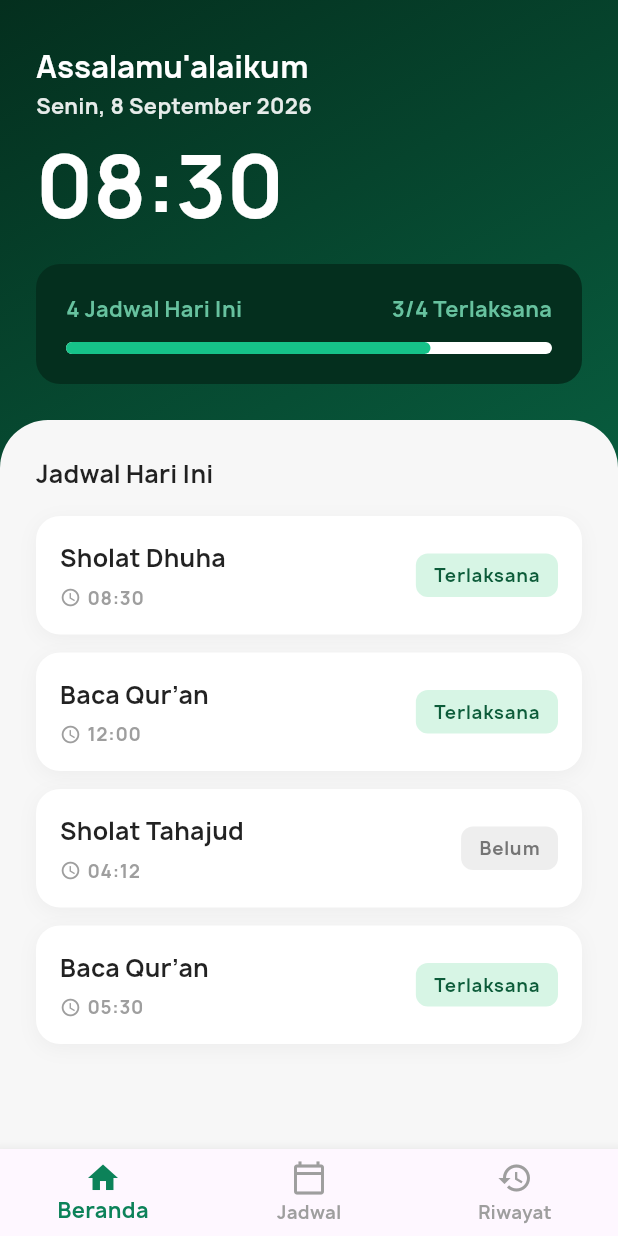
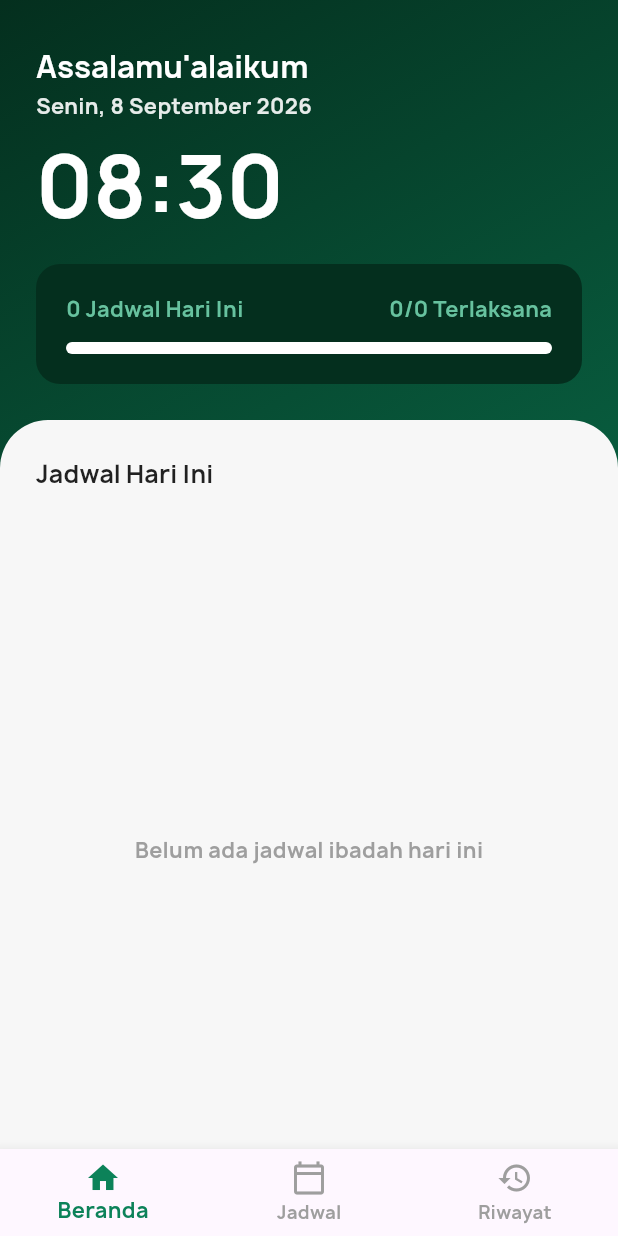
Before and after one commit to Naufalpc11/nawaitu-app, a Flutter app: the screen it shows after launch, on a phone screen of 412 x 824 dp. Run offline on Flutter 3.47's test engine with Material 3 defaults, Android fonts, the phone set to English and light mode, and no system bars; our stand-ins replace sqflite; accounts and stored records are empty.

Commit message:
feat: integrate SQLite database, configure permissions, and remove mock data

```diff
--- /dev/null
+++ b/lib/database/database_tables.dart
@@ -0,0 +1,49 @@
+import 'package:sqflite/sqflite.dart';
+
+/// Definisi skema tabel SQLite Nawaitu sesuai dengan Relational Diagram (ERD).
+class DatabaseTables {
+  // Nama Tabel
+  static const String tableJadwal = 'jadwal_ibadah';
+  static const String tableHari = 'hari_jadwal';
+  static const String tableRiwayat = 'riwayat_pelaksanaan';
+
+  /// Membuat ketiga tabel relasional saat database pertama kali diinisialisasi
+  static Future<void> createTables(Database db) async {
+    // 1. Tabel jadwal_ibadah (Sesuai ERD)
+    await db.execute('''
+      CREATE TABLE $tableJadwal (
+        id INTEGER PRIMARY KEY AUTOINCREMENT,
+        nama_jadwal TEXT NOT NULL,
+        deskripsi TEXT,
+        jam_pengingat TEXT NOT NULL,
+        max_popup INTEGER NOT NULL DEFAULT 5,
+        jeda_delay INTEGER NOT NULL DEFAULT 15,
+        is_active INTEGER NOT NULL DEFAULT 1
+      )
+    ''');
+
+    // 2. Tabel hari_jadwal (Sesuai ERD, relasi 1-ke-N ke jadwal_ibadah)
+    await db.execute('''
+      CREATE TABLE $tableHari (
+        id INTEGER PRIMARY KEY AUTOINCREMENT,
+        jadwal_id INTEGER NOT NULL,
+        nama_hari TEXT NOT NULL,
+        FOREIGN KEY (jadwal_id) REFERENCES $tableJadwal (id) ON DELETE CASCADE
+      )
+    ''');
+
+    // 3. Tabel riwayat_pelaksanaan (Sesuai ERD, relasi 1-ke-N ke jadwal_ibadah)
+    await db.execute('''
+      CREATE TABLE $tableRiwayat (
+        id INTEGER PRIMARY KEY AUTOINCREMENT,
+        jadwal_id INTEGER,
+        title TEXT NOT NULL,
+        tanggal TEXT NOT NULL,
+        jam_terjadwal TEXT NOT NULL,
+        jam_terlaksana TEXT NOT NULL,
+        status TEXT NOT NULL,
+        FOREIGN KEY (jadwal_id) REFERENCES $tableJadwal (id) ON DELETE SET NULL
+      )
+    ''');
+  }
+}
--- a/lib/database/mock_data.dart
+++ /dev/null
@@ -1,84 +0,0 @@
-import '../models/history_model.dart';
-import '../models/schedule_model.dart';
-
-List<ScheduleModel> dummySchedules = [
-  const ScheduleModel(
-    id: 'sch_1',
-    title: 'Sholat Dhuha',
-    time: '08:30',
-    days: ['Ahd', 'Sen', 'Sel', 'Rab', 'Kam', 'Jum', 'Sab'],
-    description:
-        'Mengerjakan sholat sunnah dhuha minimal 2 rakaat untuk kelancaran berkah dan pembuka rezeki di pagi hari.',
-    maxNotification: '5 Kali',
-    snooze: '15 Menit',
-    isActive: true,
-  ),
-  const ScheduleModel(
-    id: 'sch_2',
-    title: 'Sholat Tahajud',
-    time: '04:10',
-    days: ['Ahd', 'Sen', 'Sel', 'Rab', 'Kam', 'Jum', 'Sab'],
-    description:
-        'Sholat sunnah di sepertiga malam terakhir untuk memanjatkan doa, taubat, dan mendekatkan diri kepada Allah SWT.',
-    maxNotification: '5 Kali',
-    snooze: '10 Menit',
-    isActive: true,
-  ),
-  const ScheduleModel(
-    id: 'sch_3',
-    title: "Baca Qur’an",
-    time: '12:00',
-    days: ['Sen', 'Sel', 'Rab', 'Kam', 'Jum'],
-    description:
-        'Membaca Al-Qur\'an minimal 1 maqra\' atau 1 juz setelah sholat Dzuhur sebagai penenang jiwa.',
-    maxNotification: '3 Kali',
-    snooze: '15 Menit',
-    isActive: true,
-  ),
-  const ScheduleModel(
-    id: 'sch_4',
-    title: 'Dzikir Pagi',
-    time: '06:00',
-    days: ['Ahd', 'Sen', 'Sel', 'Rab', 'Kam', 'Jum', 'Sab'],
-    description:
-        'Membaca rangkaian dzikir pagi Al-Ma\'tsurat sebagai benteng perlindungan hari dari godaan dan marabahaya.',
-    maxNotification: '3 Kali',
-    snooze: '5 Menit',
-    isActive: false,
-  ),
-];
-
-List<HistoryModel> dummyHistories = [
-  const HistoryModel(
-    id: 'hist_1',
-    title: 'Sholat Dhuha',
-    date: 'Jumat, 4 September 2026',
-    scheduledTime: '08:30',
-    actualTime: '08:40',
-    isCompleted: true,
-  ),
-  const HistoryModel(
-    id: 'hist_2',
-    title: "Baca Qur’an",
-    date: 'Jumat, 4 September 2026',
-    scheduledTime: '12:00',
-    actualTime: '12:15',
-    isCompleted: true,
-  ),
-  const HistoryModel(
-    id: 'hist_3',
-    title: 'Sholat Tahajud',
-    date: 'Jumat, 5 September 2026',
-    scheduledTime: '04:12',
-    actualTime: '-',
-    isCompleted: false,
-  ),
-  const HistoryModel(
-    id: 'hist_4',
-    title: "Baca Qur’an",
-    date: 'Jumat, 6 September 2026',
-    scheduledTime: '05:30',
-    actualTime: '05:35',
-    isCompleted: true,
-  ),
-];
--- a/lib/screens/dashboard_screen.dart
+++ b/lib/screens/dashboard_screen.dart
@@ -1,18 +1,43 @@
 import 'package:flutter/material.dart';
 
-import '../database/mock_data.dart';
+import '../database/database_helper.dart';
+import '../models/history_model.dart';
 import '../widgets/schedule_card.dart';
 
-class DashboardScreen extends StatelessWidget {
+class DashboardScreen extends StatefulWidget {
   const DashboardScreen({super.key});
+
+  @override
+  State<DashboardScreen> createState() => _DashboardScreenState();
+}
+
+class _DashboardScreenState extends State<DashboardScreen> {
+  List<HistoryModel> _histories = [];
+  bool _isLoading = true;
+
+  @override
+  void initState() {
+    super.initState();
+    _loadHistories();
+  }
+
+  Future<void> _loadHistories() async {
+    final data = await DatabaseHelper.instance.getAllHistories();
+    if (mounted) {
+      setState(() {
+        _histories = data;
+        _isLoading = false;
+      });
+    }
+  }
 
   @override
   Widget build(BuildContext context) {
     final double screenWidth = MediaQuery.of(context).size.width;
-    final histories = dummyHistories;
-    final int total = histories.length;
-    final int completed = histories.where((item) => item.isCompleted).length;
+    final int total = _histories.length;
+    final int completed = _histories.where((item) => item.isCompleted).length;
     final double progress = total > 0 ? (completed / total) : 0.0;
+
     return Scaffold(
       body: Container(
         width: screenWidth,
@@ -86,13 +111,11 @@ class DashboardScreen extends StatelessWidget {
                         mainAxisAlignment: MainAxisAlignment.spaceBetween,
                         children: [
                           Text(
-                            // Ganti "3 Jadwal Hari Ini" menjadi:
                             "$total Jadwal Hari Ini",
                             style: Theme.of(context).textTheme.bodyMedium
                                 ?.copyWith(color: const Color(0xFF67C29F)),
                           ),
                           Text(
-                            // Ganti "2/3 Terlaksana" menjadi:
                             "$completed/$total Terlaksana",
                             style: Theme.of(context).textTheme.bodyMedium
                                 ?.copyWith(color: const Color(0xFF67C29F)),
@@ -112,7 +135,6 @@ class DashboardScreen extends StatelessWidget {
                           ),
                           Container(
                             height: 8,
-                            // Ganti angka paten 0.66 menjadi variabel progress:
                             width: (screenWidth - 88) * progress,
                             decoration: BoxDecoration(
                               color: const Color(0xFF16C289),
@@ -151,12 +173,31 @@ class DashboardScreen extends StatelessWidget {
                       ),
                       const SizedBox(height: 16),
                       Expanded(
-                        child: ListView.builder(
+                        child: _isLoading
+                            ? const Center(
+                                child: CircularProgressIndicator(
+                                  color: Color(0xFF0D5C3A),
+                                ),
+                              )
+                            : _histories.isEmpty
+                                ? const Center(
+                                    child: Padding(
+                                      padding: EdgeInsets.only(top: 24.0),
+                                      child: Text(
+                                        'Belum ada jadwal ibadah hari ini',
+                                        style: TextStyle(
+                                          fontSize: 14,
+                                          color: Colors.grey,
+                                        ),
+                                      ),
+                                    ),
+                                  )
+                                : ListView.builder(
                                     physics: const BouncingScrollPhysics(),
                                     padding: const EdgeInsets.only(bottom: 16),
-                          itemCount: histories.length,
+                                    itemCount: _histories.length,
                                     itemBuilder: (context, index) {
-                            final history = histories[index];
+                                      final history = _histories[index];
                                       return ScheduleCard(
                                         title: history.title,
                                         time: history.scheduledTime,
--- a/pubspec.yaml
+++ b/pubspec.yaml
@@ -36,6 +36,7 @@ dependencies:
   cupertino_icons: ^1.0.8
   sqflite: ^2.4.5
   path: ^1.9.1
+  http: ^1.6.0
 
 dev_dependencies:
   flutter_test:
@@ -47,6 +48,7 @@ dev_dependencies:
   # package. See that file for information about deactivating specific lint
   # rules and activating additional ones.
   flutter_lints: ^6.0.0
+  sqflite_common_ffi: ^2.4.5
 
 # For information on the generic Dart part of this file, see the
 # following page: https://dart.dev/tools/pub/pubspec
```
Also changed, not shown: lib/database/database_helper.dart (+40 -158 lines), lib/screens/history_screen.dart (+24 -10 lines), lib/screens/schedule_screen.dart (+32 -7 lines), pubspec.lock, 3 other files. Lines whose indentation alone changed are shown as unchanged.
